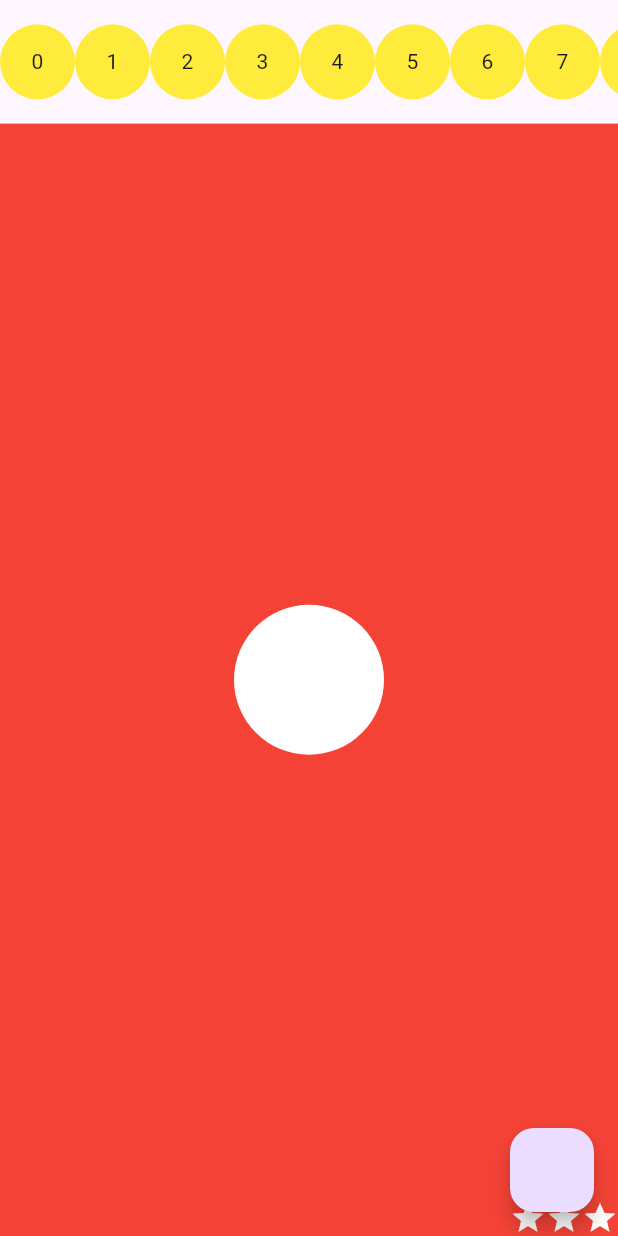
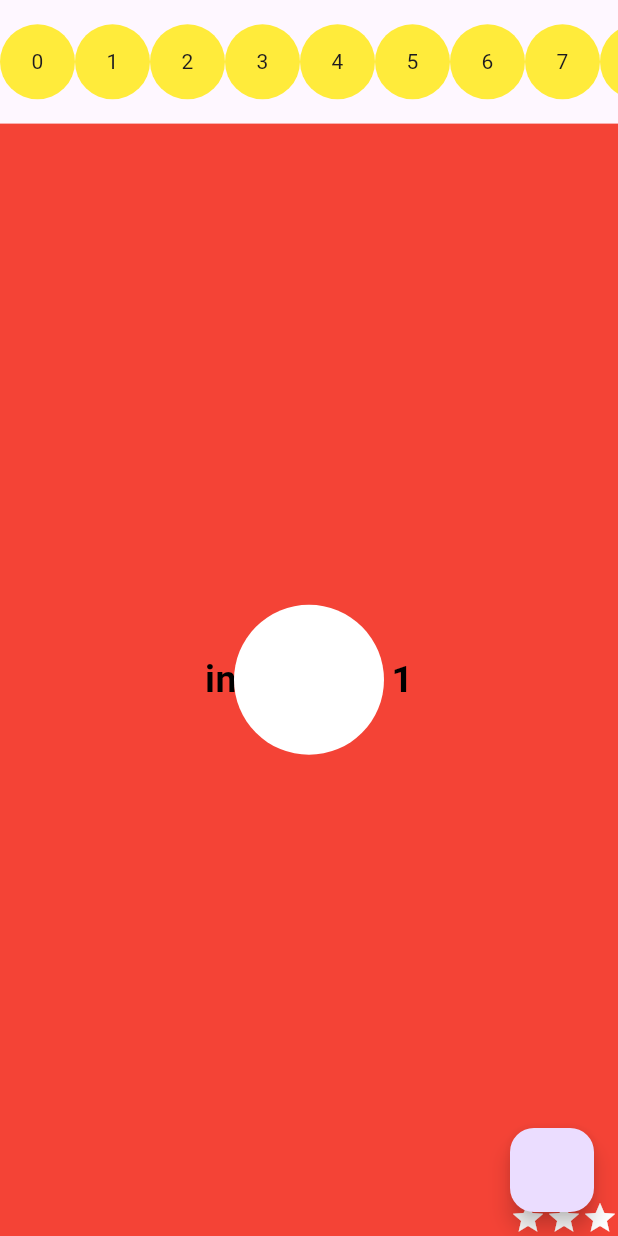
Before and after one commit to sanketpTagline/container_task, a Flutter app: the screen it shows after launch, on a phone screen of 412 x 824 dp. Run offline on Flutter 3.47's test engine with Material 3 defaults, Android fonts, the phone set to English and light mode, and no system bars; our stand-ins replace dio.

Commit message:
task1 branch

```diff
--- a/lib/customWidget/custom_star.dart
+++ b/lib/customWidget/custom_star.dart
@@ -15,7 +15,7 @@
             Icon(Icons.star,color: Colors.white,),
             Icon(Icons.star,color: Colors.white,),
           ]),
-      Center(child: Text("index",style: TextStyle(color: Colors.black,fontSize: 25,fontWeight: FontWeight.bold),))]
+      Center(child: Text("index task 1",style: TextStyle(color: Colors.black,fontSize: 25,fontWeight: FontWeight.bold),))]
     );
   }
 }
```
